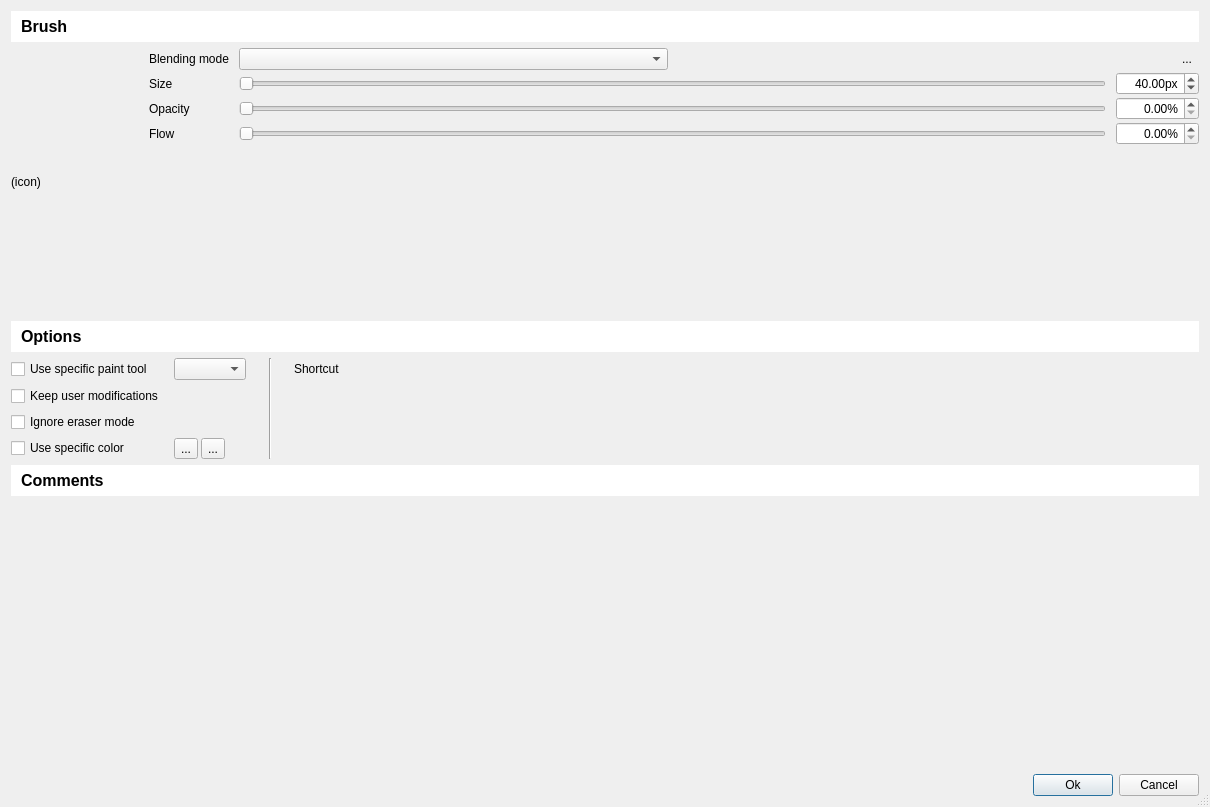
Before: the Qt Designer form bulibrushswitch/bulibrushswitch/bbs/resources/bbsbrushedit.ui in Grum999/BuliBrushSwitch, drawn with Qt 5.
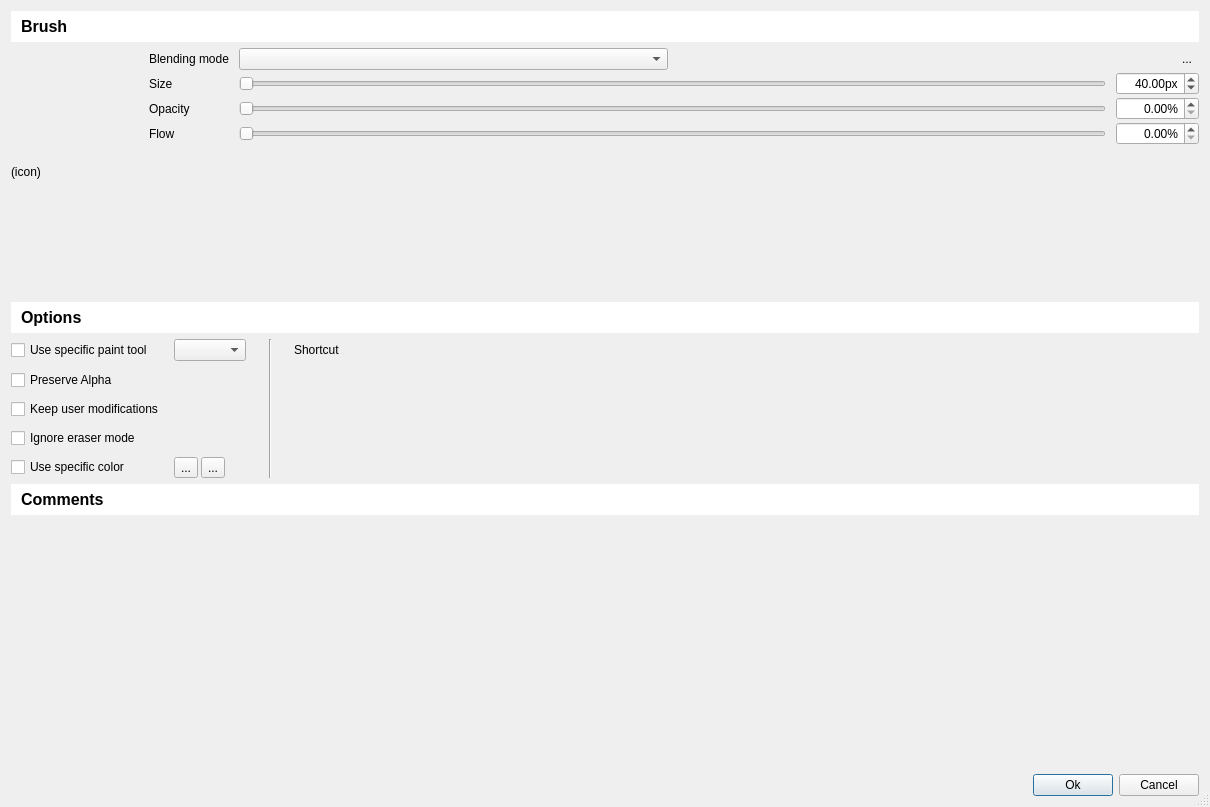
After: the same form once the commit is applied. Icons and pictures are not drawn. Custom widgets are drawn as their Qt base class.

Commit message:
Implement additional brushes options - preserve alpha
Add generic properties "preserve alpha"

Resolve #7

```diff
--- a/bulibrushswitch/bulibrushswitch/bbs/resources/bbsbrushedit.ui
+++ b/bulibrushswitch/bulibrushswitch/bbs/resources/bbsbrushedit.ui
@@ -334,9 +334,38 @@
       <number>10</number>
      </property>
      <property name="verticalSpacing">
-      <number>-1</number>
+      <number>9</number>
      </property>
-     <item row="1" column="0">
+     <item row="0" column="4">
+      <widget class="WKeySequenceInput" name="kseShortcut" native="true">
+       <property name="sizePolicy">
+        <sizepolicy hsizetype="MinimumExpanding" vsizetype="Preferred">
+         <horstretch>0</horstretch>
+         <verstretch>0</verstretch>
+        </sizepolicy>
+       </property>
+       <property name="toolTip">
+        <string>Define a shortcut to activate/deactivate brush from keyboard</string>
+       </property>
+      </widget>
+     </item>
+     <item row="0" column="2" rowspan="5">
+      <widget class="Line" name="line">
+       <property name="minimumSize">
+        <size>
+         <width>28</width>
+         <height>0</height>
+        </size>
+       </property>
+       <property name="styleSheet">
+        <string notr="true"/>
+       </property>
+       <property name="orientation">
+        <enum>Qt::Vertical</enum>
+       </property>
+      </widget>
+     </item>
+     <item row="2" column="0">
       <widget class="QCheckBox" name="cbKeepUserModifications">
        <property name="toolTip">
         <string>When checked, user modifications made on selected brush replace default plugin's brush properties and are reapplied on next switch to plugin brush
@@ -357,20 +386,7 @@
        </property>
       </widget>
      </item>
-     <item row="0" column="4">
-      <widget class="WKeySequenceInput" name="kseShortcut" native="true">
-       <property name="sizePolicy">
-        <sizepolicy hsizetype="MinimumExpanding" vsizetype="Preferred">
-         <horstretch>0</horstretch>
-         <verstretch>0</verstretch>
-        </sizepolicy>
-       </property>
-       <property name="toolTip">
-        <string>Define a shortcut to activate/deactivate brush from keyboard</string>
-       </property>
-      </widget>
-     </item>
-     <item row="2" column="0">
+     <item row="3" column="0">
       <widget class="QCheckBox" name="cbIgnoreEraserMode">
        <property name="toolTip">
         <string>When brush is selected, eraser mode is ignored</string>
@@ -380,6 +396,46 @@
        </property>
       </widget>
      </item>
+     <item row="0" column="1">
+      <widget class="QComboBox" name="cbDefaultPaintTools">
+       <property name="sizePolicy">
+        <sizepolicy hsizetype="Maximum" vsizetype="Fixed">
+         <horstretch>0</horstretch>
+         <verstretch>0</verstretch>
+        </sizepolicy>
+       </property>
+       <property name="toolTip">
+        <string>Defined paint tool is automatically activated when brush is selected</string>
+       </property>
+      </widget>
+     </item>
+     <item row="4" column="1">
+      <layout class="QHBoxLayout" name="horizontalLayout_3">
+       <property name="spacing">
+        <number>3</number>
+       </property>
+       <item>
+        <widget class="WColorButton" name="btUseSpecificColorFg">
+         <property name="toolTip">
+          <string>Foreground color</string>
+         </property>
+         <property name="text">
+          <string>...</string>
+         </property>
+        </widget>
+       </item>
+       <item alignment="Qt::AlignLeft">
+        <widget class="WColorButton" name="btUseSpecificColorBg">
+         <property name="toolTip">
+          <string>&lt;html&gt;&lt;head/&gt;&lt;body&gt;&lt;p&gt;Background color&lt;/p&gt;&lt;p&gt;(Set &lt;span style=&quot; font-weight:600; font-style:italic;&quot;&gt;No color &lt;/span&gt;to use default background color)&lt;/p&gt;&lt;/body&gt;&lt;/html&gt;</string>
+         </property>
+         <property name="text">
+          <string>...</string>
+         </property>
+        </widget>
+       </item>
+      </layout>
+     </item>
      <item row="0" column="0">
       <widget class="QCheckBox" name="cbDefaultPaintTool">
        <property name="toolTip">
@@ -392,7 +448,7 @@
        </property>
       </widget>
      </item>
-     <item row="3" column="0">
+     <item row="4" column="0">
       <widget class="QCheckBox" name="cbUseSpecificColor">
        <property name="toolTip">
         <string>When checked, defined colors are automatically activated when brush is selected.
@@ -415,7 +471,17 @@
        </property>
       </widget>
      </item>
-     <item row="1" column="4" rowspan="3">
+     <item row="1" column="0">
+      <widget class="QCheckBox" name="cbPreserveAlpha">
+       <property name="toolTip">
+        <string>&lt;html&gt;&lt;head/&gt;&lt;body&gt;&lt;p&gt;When checked, &lt;span style=&quot; font-style:italic;&quot;&gt;Preserve Alpha&lt;/span&gt; is automatically activated when brush is selected.&lt;/p&gt;&lt;p&gt;&lt;br/&gt;&lt;/p&gt;&lt;p&gt;Initial &lt;span style=&quot; font-style:italic;&quot;&gt;Preserve Alpha&lt;/span&gt; state is restored when leaving plugin's brush.&lt;/p&gt;&lt;/body&gt;&lt;/html&gt;</string>
+       </property>
+       <property name="text">
+        <string>Preserve Alpha</string>
+       </property>
+      </widget>
+     </item>
+     <item row="1" column="4" rowspan="4">
       <widget class="QLabel" name="lblShortcutAlreadyUsed">
        <property name="sizePolicy">
         <sizepolicy hsizetype="MinimumExpanding" vsizetype="Preferred">
@@ -436,62 +502,6 @@
        </property>
       </widget>
      </item>
-     <item row="0" column="2" rowspan="4">
-      <widget class="Line" name="line">
-       <property name="minimumSize">
-        <size>
-         <width>28</width>
-         <height>0</height>
-        </size>
-       </property>
-       <property name="styleSheet">
-        <string notr="true"/>
-       </property>
-       <property name="orientation">
-        <enum>Qt::Vertical</enum>
-       </property>
-      </widget>
-     </item>
-     <item row="0" column="1">
-      <widget class="QComboBox" name="cbDefaultPaintTools">
-       <property name="sizePolicy">
-        <sizepolicy hsizetype="Maximum" vsizetype="Fixed">
-         <horstretch>0</horstretch>
-         <verstretch>0</verstretch>
-        </sizepolicy>
-       </property>
-       <property name="toolTip">
-        <string>Defined paint tool is automatically activated when brush is selected</string>
-       </property>
-      </widget>
-     </item>
-     <item row="3" column="1">
-      <layout class="QHBoxLayout" name="horizontalLayout_3">
-       <property name="spacing">
-        <number>3</number>
-       </property>
-       <item>
-        <widget class="WColorButton" name="btUseSpecificColorFg">
-         <property name="toolTip">
-          <string>Foreground color</string>
-         </property>
-         <property name="text">
-          <string>...</string>
-         </property>
-        </widget>
-       </item>
-       <item alignment="Qt::AlignLeft">
-        <widget class="WColorButton" name="btUseSpecificColorBg">
-         <property name="toolTip">
-          <string>&lt;html&gt;&lt;head/&gt;&lt;body&gt;&lt;p&gt;Background color&lt;/p&gt;&lt;p&gt;(Set &lt;span style=&quot; font-weight:600; font-style:italic;&quot;&gt;No color &lt;/span&gt;to use default background color)&lt;/p&gt;&lt;/body&gt;&lt;/html&gt;</string>
-         </property>
-         <property name="text">
-          <string>...</string>
-         </property>
-        </widget>
-       </item>
-      </layout>
-     </item>
     </layout>
    </item>
    <item>
```
Left out of the diff: 4 changed lines with no effect on the pictures. The commit also changes 5 other files.
